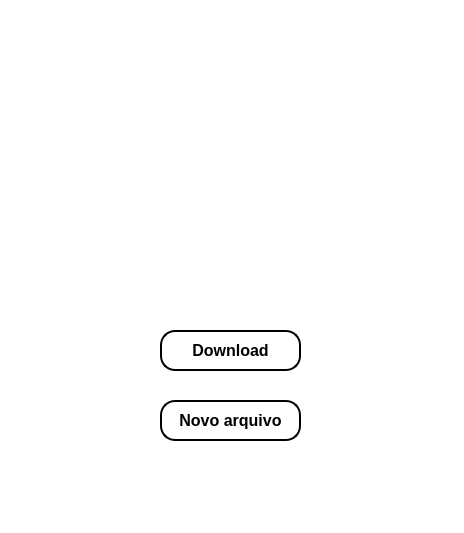
This is App/download.ui in IgorMonteiro07/Aplicativo_zurica01 as Qt 5 draws it before an edit. The edited form follows.
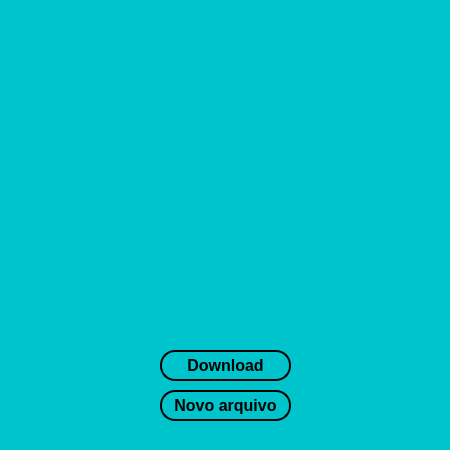
This is the edited form. Icons and pictures are not drawn.

Patch:
```diff
--- a/App/download.ui
+++ b/App/download.ui
@@ -6,8 +6,8 @@
    <rect>
     <x>0</x>
     <y>0</y>
-    <width>464</width>
-    <height>533</height>
+    <width>450</width>
+    <height>450</height>
    </rect>
   </property>
   <property name="font">
@@ -21,16 +21,16 @@
    <string>MainWindow</string>
   </property>
   <property name="styleSheet">
-   <string notr="true">background-color: rgb(255, 255, 255);</string>
+   <string notr="true">background-color: #00c4cc;</string>
   </property>
   <widget class="QWidget" name="centralwidget">
    <widget class="QPushButton" name="dow">
     <property name="geometry">
      <rect>
       <x>160</x>
-      <y>330</y>
-      <width>141</width>
-      <height>41</height>
+      <y>350</y>
+      <width>131</width>
+      <height>31</height>
      </rect>
     </property>
     <property name="font">
@@ -41,7 +41,7 @@
      </font>
     </property>
     <property name="styleSheet">
-     <string notr="true">background-color: rgb(255, 255, 255);
+     <string notr="true">background-color: #00c4cc;
 border-radius:15px;
 border-style:outset;
 border-width:2px;
@@ -55,9 +55,9 @@
     <property name="geometry">
      <rect>
       <x>160</x>
-      <y>400</y>
-      <width>141</width>
-      <height>41</height>
+      <y>390</y>
+      <width>131</width>
+      <height>31</height>
      </rect>
     </property>
     <property name="font">
@@ -68,7 +68,7 @@
      </font>
     </property>
     <property name="styleSheet">
-     <string notr="true">background-color: rgb(255, 255, 255);
+     <string notr="true">background-color: #00c4cc;
 border-radius:15px;
 border-style:outset;
 border-width:2px;
@@ -81,9 +81,9 @@
    <widget class="QLabel" name="label_4">
     <property name="geometry">
      <rect>
-      <x>90</x>
-      <y>40</y>
-      <width>291</width>
+      <x>30</x>
+      <y>20</y>
+      <width>361</width>
       <height>151</height>
      </rect>
     </property>
```
Left out of the diff: 2 changed lines with no effect on the pictures.
